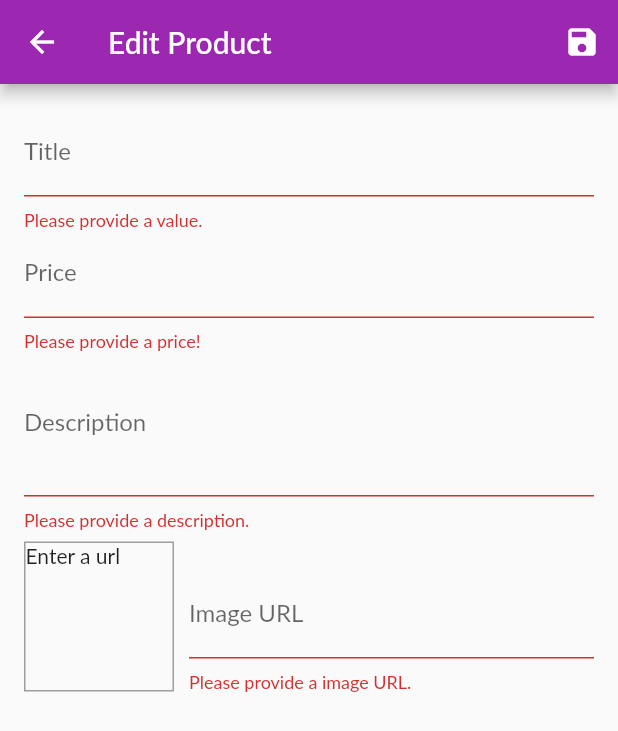
After one commit to christianmahardhika/shop_app, a Flutter app: the EditProductScreen screen opened by its route, after a tap on the "save" icon, on a phone screen of 412 x 824 dp. The commit adds this screen. Shown: the top 731 px of the screen. Run offline on Flutter 3.47's test engine with Material 2 defaults, Android fonts, the phone set to English and light mode, and no system bars; network calls fail; Roboto replaces fonts that are missing (Lato).

Commit message:
feat: crud product

```diff
--- a/lib/main.dart
+++ b/lib/main.dart
@@ -4,9 +4,11 @@ import 'package:shop_app/providers/cart.dart';
 import 'package:shop_app/providers/orders.dart';
 import 'package:shop_app/providers/products.dart';
 import 'package:shop_app/screens/cart_screen.dart';
+import 'package:shop_app/screens/edit_product_screen.dart';
 import 'package:shop_app/screens/orders_screen.dart';
 import 'package:shop_app/screens/product_detail_screen.dart';
 import 'package:shop_app/screens/products_overview_screen.dart';
+import 'package:shop_app/screens/user_products_screen.dart';
 
 void main() {
   runApp(MyApp());
@@ -48,6 +50,8 @@ class MyApp extends StatelessWidget {
           ProductDetailScreen.routeName: (ctx) => ProductDetailScreen(),
           CartScreen.routeName: (ctx) => CartScreen(),
           OrdersScreen.routeName: (ctx) => OrdersScreen(),
+          UserProductsScreen.routeName: (ctx) => UserProductsScreen(),
+          EditProductScreen.routeName: (ctx) => EditProductScreen(),
         },
       ),
     );
--- a/lib/providers/products.dart
+++ b/lib/providers/products.dart
@@ -64,8 +64,31 @@ class Products with ChangeNotifier {
   //   notifyListeners();
   // }
 
-  void addProduct() {
+  void addProduct(Product product) {
     // _items.add();
+    final newProduct = Product(
+      id: new DateTime.now().toString(),
+      title: product.title,
+      description: product.description,
+      price: product.price,
+      imageUrl: product.imageUrl,
+    );
+    _items.add(newProduct);
+    notifyListeners();
+  }
+
+  void updateProduct(String id, Product newProduct) {
+    final prodIndex = _items.indexWhere((prod) => prod.id == id);
+    if (prodIndex >= 0) {
+      _items[prodIndex] = newProduct;
+      notifyListeners();
+    } else {
+      print('...');
+    }
+  }
+
+  void deleteProduct(String id) {
+    _items.removeWhere((prod) => prod.id == id);
     notifyListeners();
   }
 }
--- /dev/null
+++ b/lib/screens/edit_product_screen.dart
@@ -0,0 +1,269 @@
+import 'package:flutter/material.dart';
+import 'package:provider/provider.dart';
+import 'package:shop_app/providers/product.dart';
+import 'package:shop_app/providers/products.dart';
+
+class EditProductScreen extends StatefulWidget {
+  static const routeName = 'edit-product';
+
+  @override
+  _EditProductScreenState createState() => _EditProductScreenState();
+}
+
+class _EditProductScreenState extends State<EditProductScreen> {
+  final _priceFocusNode = FocusNode();
+  final _descriptionFocusNode = FocusNode();
+  final _imageUrlController = TextEditingController();
+  final _imageUrlFocusNode = FocusNode();
+  final _form = GlobalKey<FormState>();
+  var _editedProduct = Product(
+    id: null,
+    title: '',
+    price: 0,
+    description: '',
+    imageUrl: '',
+  );
+  var _initValues = {
+    'title': '',
+    'description': '',
+    'price': '',
+    'imageUrl': '',
+  };
+  var _isInit = true;
+
+  @override
+  void initState() {
+    _imageUrlFocusNode.addListener(_updateImageUrl);
+    super.initState();
+  }
+
+  @override
+  void didChangeDependencies() {
+    if (_isInit) {
+      final productId = ModalRoute.of(context).settings.arguments as String;
+      if (productId != null) {
+        _editedProduct =
+            Provider.of<Products>(context, listen: false).findById(productId);
+        _initValues = {
+          'title': _editedProduct.title,
+          'description': _editedProduct.description,
+          'price': _editedProduct.price.toString(),
+          // 'imageUrl': _editedProduct.imageUrl,
+          'imageUrl': '',
+        };
+        _imageUrlController.text = _editedProduct.imageUrl;
+      }
+    }
+    _isInit = false;
+    super.didChangeDependencies();
+  }
+
+  @override
+  void dispose() {
+    _imageUrlFocusNode.removeListener(_updateImageUrl);
+    _priceFocusNode.dispose();
+    _descriptionFocusNode.dispose();
+    _imageUrlController.dispose();
+    _imageUrlFocusNode.dispose();
+    super.dispose();
+  }
+
+  void _updateImageUrl() {
+    if (!_imageUrlFocusNode.hasFocus) {
+      if (!_imageUrlController.text.startsWith('http') &&
+          !_imageUrlController.text.startsWith('https')) {
+        return;
+      }
+      setState(() {});
+    }
+  }
+
+  void _saveForm() {
+    final isValid = _form.currentState.validate();
+    if (!isValid) {
+      return;
+    }
+    _form.currentState.save();
+    if (_editedProduct.id != null) {
+      Provider.of<Products>(context, listen: false).updateProduct(
+        _editedProduct.id,
+        _editedProduct,
+      );
+    } else {
+      Provider.of<Products>(context, listen: false).addProduct(
+        _editedProduct,
+      );
+    }
+
+    Navigator.of(context).pop();
+  }
+
+  @override
+  Widget build(BuildContext context) {
+    return Scaffold(
+      appBar: AppBar(
+        title: Text('Edit Product'),
+        actions: [
+          IconButton(
+            onPressed: _saveForm,
+            icon: Icon(Icons.save),
+          ),
+        ],
+      ),
+      body: Padding(
+        padding: const EdgeInsets.all(16.0),
+        child: Form(
+          key: _form,
+          child: ListView(
+            children: [
+              TextFormField(
+                initialValue: _initValues['title'],
+                decoration: InputDecoration(
+                  labelText: 'Title',
+                ),
+                textInputAction: TextInputAction.next,
+                onFieldSubmitted: (_) {
+                  FocusScope.of(context).requestFocus(_priceFocusNode);
+                },
+                validator: (value) {
+                  if (value.isEmpty) {
+                    return 'Please provide a value.';
+                  }
+                  return null;
+                },
+                onSaved: (value) {
+                  _editedProduct = Product(
+                    id: _editedProduct.id,
+                    title: value,
+                    description: _editedProduct.description,
+                    price: _editedProduct.price,
+                    imageUrl: _editedProduct.imageUrl,
+                    isFavorite: _editedProduct.isFavorite,
+                  );
+                },
+              ),
+              TextFormField(
+                initialValue: _initValues['price'],
+                decoration: InputDecoration(labelText: 'Price'),
+                textInputAction: TextInputAction.next,
+                keyboardType: TextInputType.number,
+                focusNode: _priceFocusNode,
+                validator: (value) {
+                  if (value.isEmpty) {
+                    return 'Please provide a price!';
+                  }
+                  if (double.tryParse(value) == null) {
+                    return 'Please enter a valid number!';
+                  }
+                  if (double.parse(value) <= 0) {
+                    return 'Please enter a number greater than zero!';
+                  }
+                  return null;
+                },
+                onFieldSubmitted: (_) {
+                  FocusScope.of(context).requestFocus(_descriptionFocusNode);
+                },
+                onSaved: (value) {
+                  _editedProduct = Product(
+                    id: _editedProduct.id,
+                    title: _editedProduct.title,
+                    description: _editedProduct.description,
+                    price: double.parse(value),
+                    imageUrl: _editedProduct.imageUrl,
+                    isFavorite: _editedProduct.isFavorite,
+                  );
+                },
+              ),
+              TextFormField(
+                initialValue: _initValues['description'],
+                decoration: InputDecoration(labelText: 'Description'),
+                maxLines: 3,
+                keyboardType: TextInputType.multiline,
+                focusNode: _descriptionFocusNode,
+                validator: (value) {
+                  if (value.isEmpty) {
+                    return 'Please provide a description.';
+                  }
+                  if (value.length < 10) {
+                    return 'Should be at least 10 characters long.';
+                  }
+                  return null;
+                },
+                onSaved: (value) {
+                  _editedProduct = Product(
+                    id: _editedProduct.id,
+                    title: _editedProduct.title,
+                    description: value,
+                    price: _editedProduct.price,
+                    imageUrl: _editedProduct.imageUrl,
+                    isFavorite: _editedProduct.isFavorite,
+                  );
+                },
+              ),
+              Row(
+                crossAxisAlignment: CrossAxisAlignment.end,
+                children: [
+                  Container(
+                    width: 100,
+                    height: 100,
+                    margin: EdgeInsets.only(
+                      top: 8,
+                      right: 10,
+                    ),
+                    decoration: BoxDecoration(
+                      border: Border.all(
+                        width: 1,
+                        color: Colors.grey,
+                      ),
+                    ),
+                    child: _imageUrlController.text.isEmpty
+                        ? Text('Enter a url')
+                        : FittedBox(
+                            child: Image.network(_imageUrlController.text),
+                            fit: BoxFit.cover,
+                          ),
+                  ),
+                  Expanded(
+                    child: TextFormField(
+                      decoration: InputDecoration(labelText: 'Image URL'),
+                      keyboardType: TextInputType.url,
+                      textInputAction: TextInputAction.done,
+                      controller: _imageUrlController,
+                      focusNode: _imageUrlFocusNode,
+                      validator: (value) {
+                        if (value.isEmpty) {
+                          return 'Please provide a image URL.';
+                        }
+                        if (!value.startsWith('http') &&
+                            !value.startsWith('https')) {
+                          return 'Please enter a valid URL.';
+                        }
+                        return null;
+                      },
+                      onFieldSubmitted: (_) {
+                        _saveForm();
+                      },
+                      onSaved: (value) {
+                        _editedProduct = Product(
+                          id: _editedProduct.id,
+                          title: _editedProduct.title,
+                          description: _editedProduct.description,
+                          price: _editedProduct.price,
+                          isFavorite: _editedProduct.isFavorite,
+                          imageUrl: value,
+                        );
+                      },
+                      onEditingComplete: () {
+                        setState(() {});
+                      },
+                    ),
+                  )
+                ],
+              )
+            ],
+          ),
+        ),
+      ),
+    );
+  }
+}
--- a/lib/widget/app_drawer.dart
+++ b/lib/widget/app_drawer.dart
@@ -1,5 +1,6 @@
 import 'package:flutter/material.dart';
 import 'package:shop_app/screens/orders_screen.dart';
+import 'package:shop_app/screens/user_products_screen.dart';
 
 class AppDrawer extends StatelessWidget {
   @override
@@ -22,10 +23,19 @@ class AppDrawer extends StatelessWidget {
           Divider(),
           ListTile(
             leading: Icon(Icons.payment),
-            title: Text('Shop'),
+            title: Text('Order'),
             onTap: () {
               Navigator.of(context)
                   .pushReplacementNamed(OrdersScreen.routeName);
+            },
+          ),
+          Divider(),
+          ListTile(
+            leading: Icon(Icons.edit),
+            title: Text('Manage Products'),
+            onTap: () {
+              Navigator.of(context)
+                  .pushReplacementNamed(UserProductsScreen.routeName);
             },
           ),
         ],
```
Also changed, not shown: lib/providers/cart.dart (+19 -0 lines), lib/screens/user_products_screen.dart (added, +43 -0 lines), lib/widget/cart_item.dart (+25 -0 lines), lib/widget/product_item.dart (+15 -0 lines), lib/widget/user_product_item.dart (added, +44 -0 lines).
